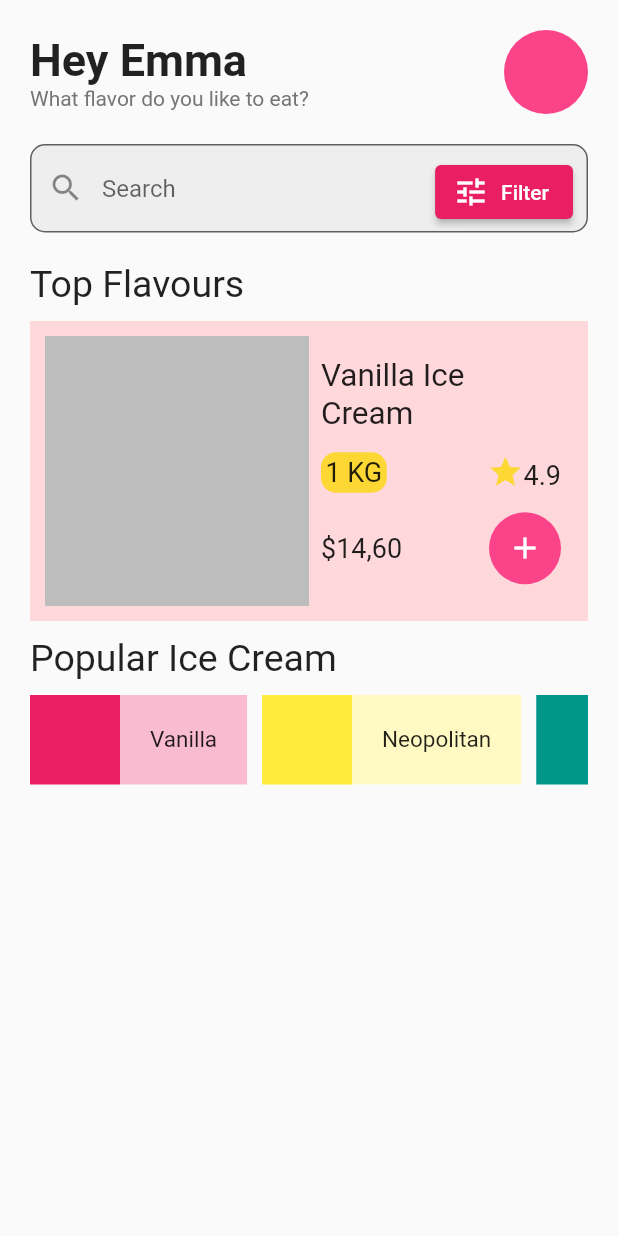
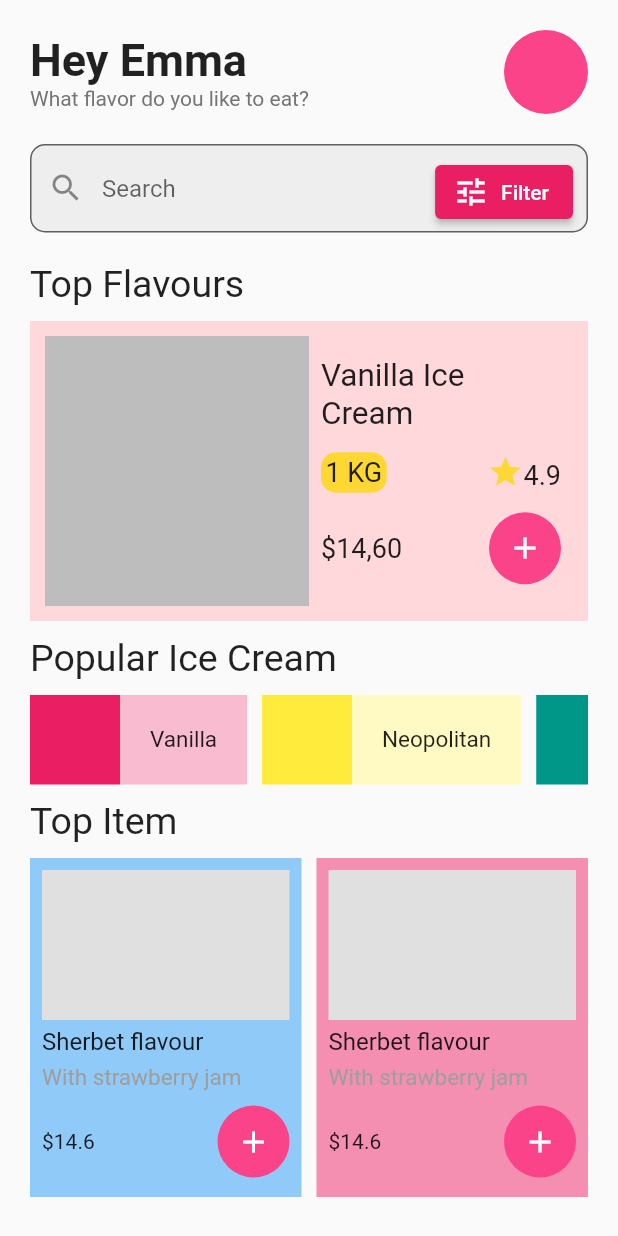
Before and after one commit to ahmetsarac/flutter_ice_cream, a Flutter app: the screen it shows after launch, on a phone screen of 412 x 824 dp. Run offline on Flutter 3.47's test engine with Material 2 defaults, Android fonts, the phone set to English and light mode, and no system bars; our stand-ins replace google_fonts.

Commit message:
Top item section is added.

```diff
--- a/lib/pages/home_page.dart
+++ b/lib/pages/home_page.dart
@@ -4,6 +4,7 @@ import '../widgets/search_bar.dart';
 import '../widgets/top_flavours.dart';
 import '../widgets/top_section.dart';
 import '../widgets/popular_ice_cream.dart';
+import '../widgets/top_item.dart';
 
 class HomePage extends StatelessWidget{
   const HomePage({Key? key}) : super(key: key);
@@ -21,6 +22,7 @@ class HomePage extends StatelessWidget{
               SearchBar(),
               TopFlavours(),
               PopularIceCream(),
+              TopItem(),
             ],
               ),
         ),
--- /dev/null
+++ b/lib/widgets/top_item.dart
@@ -0,0 +1,84 @@
+import 'package:flutter/material.dart';
+
+class TopItem extends StatelessWidget {
+  TopItem({Key? key}) : super(key: key);
+
+  @override
+  Widget build(BuildContext context) {
+    return Column(
+      crossAxisAlignment: CrossAxisAlignment.stretch,
+      children: [
+        Container(
+          margin: EdgeInsets.only(bottom: 10),
+          child: Text(
+            'Top Item',
+            style: TextStyle(fontSize: 25),
+          ),
+        ),
+        Row(
+          mainAxisAlignment: MainAxisAlignment.spaceBetween,
+          children: [
+            Flexible(
+              child: TopIceCreamItem(itemName: 'Sherbet flavour', itemDesc: 'With strawberry jam', price: 14.60, color: Colors.blue,),
+            ),
+            SizedBox(width: 10),
+            Flexible(
+              child: TopIceCreamItem(itemName: 'Sherbet flavour', itemDesc: 'With strawberry jam', price: 14.60, color: Colors.pink,),
+            ),
+          ],
+        ),
+      ],
+    );
+  }
+}
+
+class TopIceCreamItem extends StatelessWidget {
+  final String itemName;
+  final String itemDesc;
+  final double price;
+  final MaterialColor color;
+
+  const TopIceCreamItem({
+    Key? key, required this.itemDesc, required this.itemName, required this.price, required this.color,
+  }) : super(key: key);
+
+  @override
+  Widget build(BuildContext context) {
+    return Container(
+      color: color[200],
+      padding: EdgeInsets.all(8.0),
+      child: Column(
+        crossAxisAlignment: CrossAxisAlignment.start,
+        children: [
+          Container(height: 100, color: Colors.grey[300]),
+          Container(
+              margin: EdgeInsets.symmetric(vertical: 5),
+            child: Text(
+              '$itemName',
+              style: TextStyle(
+                fontSize: 16,
+              ),
+            ),
+          ),
+          Text(
+            '$itemDesc',
+            style: TextStyle(
+              fontSize: 15,
+              color: Colors.grey,
+            ),
+          ),
+          Container(
+              margin: EdgeInsets.only(top: 10, bottom: 5),
+            child: Row(
+                mainAxisAlignment: MainAxisAlignment.spaceBetween,
+                children: [
+                  Text('\$$price'),
+                  Container(decoration: BoxDecoration(color: Theme.of(context).primaryColor, borderRadius: BorderRadius.circular(50)), child: IconButton(icon: Icon(Icons.add), onPressed:(){}, color: Colors.white)),
+                ],
+                ),
+          ),
+        ],
+      ),
+    );
+  }
+}
```
